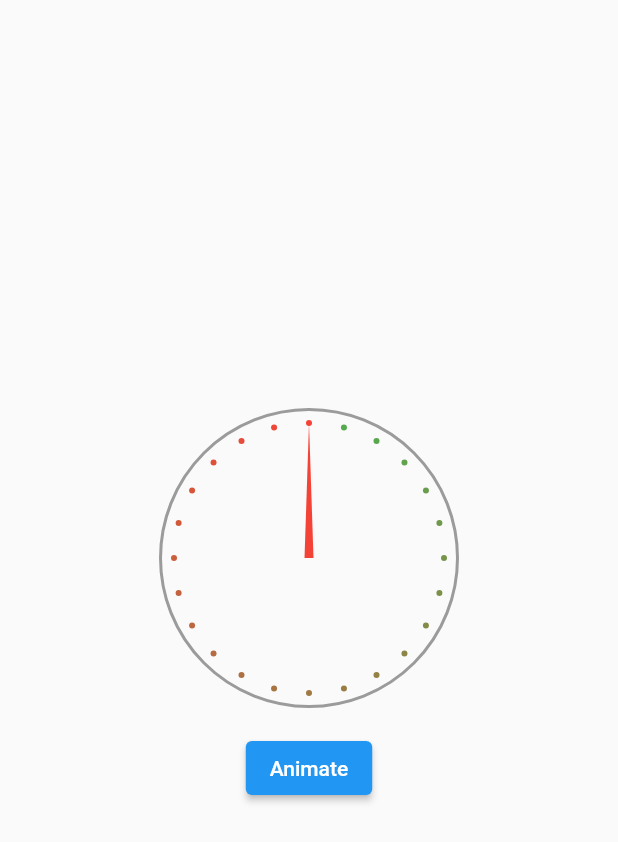
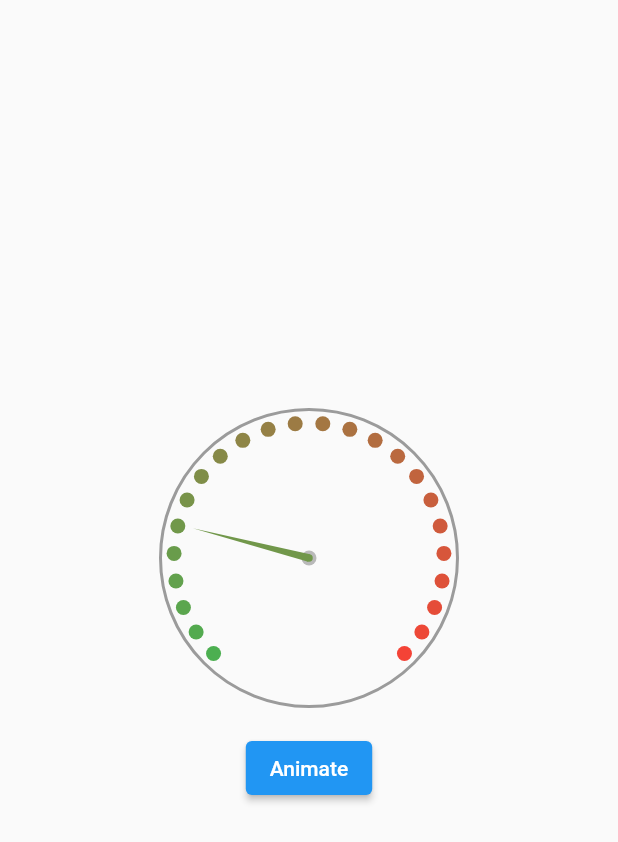
Before and after one commit to alex-melnyk/flutter_painting, a Flutter app: the screen it shows after launch, after a tap on "Animate", on a phone screen of 412 x 824 dp. Shown: the top 842 px of the screen. Run offline on Flutter 3.47's test engine with Material 2 defaults, Android fonts, the light colour scheme and no system bars.

Commit message:
Improvements added.

```diff
--- a/lib/pages/painting_page.dart
+++ b/lib/pages/painting_page.dart
@@ -16,8 +16,8 @@ class _PaintingPageState extends State<PaintingPage>
 
     _animationController = AnimationController(
       vsync: this,
-      duration: Duration(milliseconds: 1000),
-      value: 0.125,
+      duration: Duration(seconds: 5),
+      value: 0.0,
     );
   }
 
@@ -47,10 +47,9 @@ class _PaintingPageState extends State<PaintingPage>
             Padding(
               padding: const EdgeInsets.all(16.0),
               child: ElevatedButton(
-                onPressed: () {
-                  _animationController
-                    ..value = 0.0
-                    ..forward();
+                onPressed: () async {
+                  _animationController.value = 0.0;
+                  await _animationController.forward();
                 },
                 child: Text('Animate'),
               ),
--- a/lib/widgets/measure_painter.dart
+++ b/lib/widgets/measure_painter.dart
@@ -8,11 +8,15 @@ class MeasurePainter extends CustomPainter {
     this.value = 0.0,
     this.circleWith = 2.0,
     this.divisions = 24,
-  });
+    this.minAngle = -135.0,
+    this.maxAngle = 135.0,
+  }) : assert(minAngle < maxAngle, 'minAngle < maxAngle');
 
   final double value;
   final double circleWith;
-  final double divisions;
+  final int divisions;
+  final double minAngle;
+  final double maxAngle;
 
   @override
   void paint(Canvas canvas, Size size) {
@@ -44,46 +48,80 @@ class MeasurePainter extends CustomPainter {
     );
 
     final paint = Paint()
-      ..color = ColorTween(
-        begin: Colors.green,
-        end: Colors.red,
-      ).transform(value)
+      ..color = Colors.black26
       ..isAntiAlias = true;
 
+    final arrowBottomWidth = 5.0 / 2.0;
+
+    // Build arrow path.
     final arrowPath = Path()
-      ..moveTo(offsetCenter.dx - 3, offsetCenter.dy)
-      ..lineTo(offsetCenter.dx, 10.0)
-      ..lineTo(offsetCenter.dx + 3, offsetCenter.dy)
+      ..moveTo(offsetCenter.dx - arrowBottomWidth, offsetCenter.dy)
+      ..lineTo(offsetCenter.dx, 20.0)
+      ..lineTo(offsetCenter.dx + arrowBottomWidth, offsetCenter.dy)
       ..close();
 
+    // Draw arrow center center circle
+    canvas.drawCircle(offsetCenter, arrowBottomWidth * 2, paint);
+
+    paint.color = ColorTween(
+      begin: Colors.green,
+      end: Colors.red,
+    ).transform(value);
+
+    // Draw arrow bottom rounding.
+    canvas.drawCircle(offsetCenter, arrowBottomWidth, paint);
+
+    // Save canvas state.
     canvas.save();
+
+    // Translate canvas to rotate from canter.
     canvas.translate(offsetCenter.dx, offsetCenter.dy);
-    canvas.rotate(radians(360.0 * value));
+
+    // Rotate canvas.
+    canvas.rotate(radians(Tween<double>(
+      begin: minAngle,
+      end: maxAngle,
+    ).transform(value)));
+
+    // Translate canvas back.
     canvas.translate(-offsetCenter.dx, -offsetCenter.dy);
 
+    // Draw path on rotated canvas.
     canvas.drawPath(arrowPath, paint);
+
+    // Reset canvas manipulation.
     canvas.restore();
   }
 
   void _drawDivisions(Canvas canvas, Size size) {
+    // Translate canvas to draw from center.
+    canvas.translate(size.width / 2, size.height / 2);
+
     final paint = Paint();
 
-    final divisionDegrees = 360.0 / divisions;
+    // Calculate total degrees to paint.
+    final totalDegrees = (minAngle - maxAngle).abs();
+    // Calculate common division angle.
+    final divisionDegrees = totalDegrees / (divisions - 1);
 
-    canvas.translate(size.width / 2, size.height / 2);
+    // Draw divisions on the canvas.
     for (var i = 0; i < divisions; i++) {
+      // Calculate angle by division index.
       final stepDegrees = divisionDegrees * i;
-      final offsetAngle = _angleToPoint(90.0, -divisionDegrees * i - 90);
+      // Get division point based radius and stepDegrees.
+      final offsetAngle = _angleToPoint(
+        90.0,
+        divisionDegrees * i - 90 + minAngle,
+      );
 
-      canvas.save();
+      // Set paint color based on division angle.
+      paint.color = ColorTween(
+        begin: Colors.green,
+        end: Colors.red,
+      ).transform(stepDegrees / totalDegrees);
 
-      paint.color = ColorTween(
-        begin: Colors.red,
-        end: Colors.green,
-      ).transform(stepDegrees / 360.0);
-
-      canvas.drawCircle(offsetAngle, 2, paint);
-      canvas.restore();
+      // Draw division.
+      canvas.drawCircle(offsetAngle, 5, paint);
     }
   }
 
```
